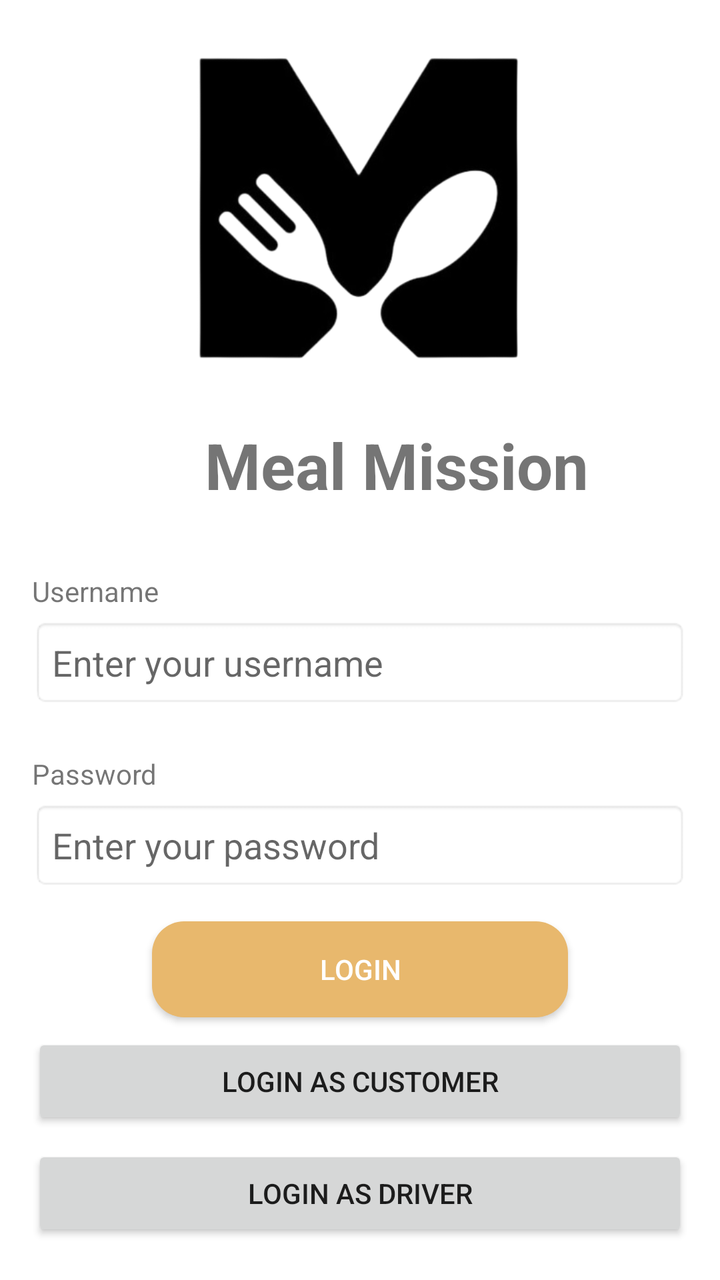
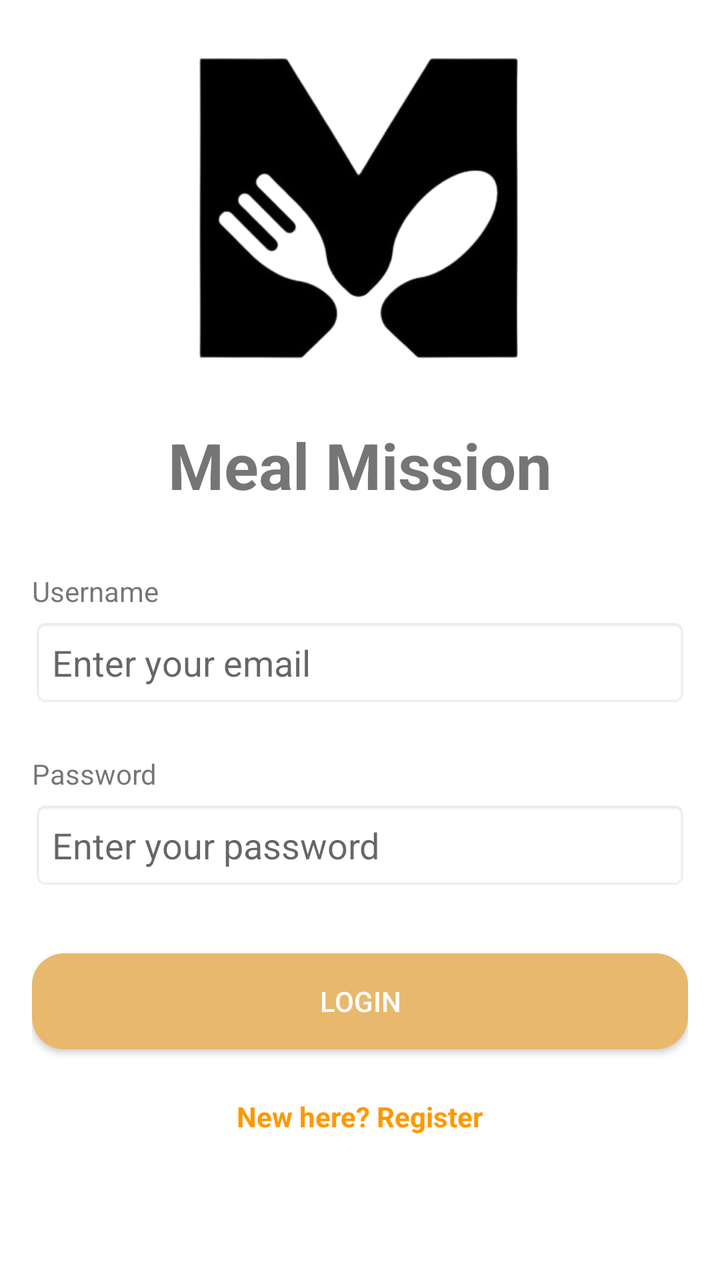

The first picture is an Android layout as it rendered before a commit; the second is the same layout after the commit. The layout source and the unified diff follow.
<!-- AndroidManifest.xml: activity theme Theme.AppCompat.Light.NoActionBar -->
<!-- res/layout/activity_login.xml -->
<?xml version="1.0" encoding="utf-8"?>
<LinearLayout xmlns:android="http://schemas.android.com/apk/res/android"
    android:layout_width="match_parent"
    android:layout_height="match_parent"
    android:orientation="vertical"
    android:padding="16dp"
    android:background="#FFFFFF"> 

    
    <ImageView
        android:id="@+id/logo_image"
        android:layout_width="179dp"
        android:layout_height="179dp"
        android:layout_gravity="center"
        android:layout_marginBottom="16dp"
        android:contentDescription="Logo"
        android:src="@drawable/logo" />

    
    <TextView
        android:id="@+id/meal_mission_label"
        android:layout_width="365dp"
        android:layout_height="wrap_content"
        android:layout_marginBottom="24dp"
        android:fontFamily="sans-serif"
        android:gravity="center"
        android:text="Meal Mission"
        android:textSize="32sp"
        android:textStyle="bold" />

    
    <TextView
        android:layout_width="match_parent"
        android:layout_height="wrap_content"
        android:text="Username"
        android:fontFamily="sans-serif"
        android:layout_marginTop="8dp"
        android:layout_marginBottom="4dp"/>

    
    <EditText
        android:id="@+id/username"
        android:layout_width="match_parent"
        android:layout_height="wrap_content"
        android:hint="Enter your username"
        android:fontFamily="sans-serif"
        android:padding="10dp"
        android:layout_marginBottom="16dp"
        android:background="@android:drawable/editbox_background" />

    
    <TextView
        android:layout_width="match_parent"
        android:layout_height="wrap_content"
        android:text="Password"
        android:fontFamily="sans-serif"
        android:layout_marginTop="8dp"
        android:layout_marginBottom="4dp" />

    
    <EditText
        android:id="@+id/password"
        android:layout_width="match_parent"
        android:layout_height="wrap_content"
        android:hint="Enter your password"
        android:inputType="textPassword"
        android:fontFamily="sans-serif"
        android:padding="10dp"
        android:layout_marginBottom="16dp"
        android:background="@android:drawable/editbox_background" />

    
    <Button
        android:id="@+id/login_button"
        android:layout_width="match_parent"
        android:layout_height="wrap_content"
        android:text="Login"
        android:layout_gravity="center_horizontal"
        android:layout_marginHorizontal="60dp"
        android:background="@drawable/rounded_button"
        android:textColor="#FFFFFF"
        android:padding="12dp"
    />
    <Button
        android:id="@+id/customer_login_button"
        android:layout_width="match_parent"
        android:layout_height="wrap_content"
        android:text="Login as Customer"
        android:layout_marginTop="8dp" />

    <Button
        android:id="@+id/driver_login_button"
        android:layout_width="match_parent"
        android:layout_height="wrap_content"
        android:text="Login as Driver"
        android:layout_marginTop="8dp" />

    <Button
        android:id="@+id/restaurant_login_button"
        android:layout_width="match_parent"
        android:layout_height="wrap_content"
        android:text="Login as Restaurant"
        android:layout_marginTop="8dp" />


</LinearLayout>
<!-- resources referenced by this layout -->
<resources>
  <!-- drawable logo: png bitmap (drawable, 43992 bytes) -->
  <!-- drawable rounded_button (drawable) -->
  <?xml version="1.0" encoding="utf-8"?>
  <shape xmlns:android="http://schemas.android.com/apk/res/android">
      <corners android:radius="16dp" />
      <solid android:color="#E8B86D" />
  </shape>
</resources>

<!-- the commit's change to res/layout/activity_login.xml (unified diff, before → after) -->
@@ -4,7 +4,7 @@
     android:layout_height="match_parent"
     android:orientation="vertical"
     android:padding="16dp"
-    android:background="#FFFFFF"> 
+    android:background="#FFFFFF">
 
     
     <ImageView
@@ -19,14 +19,14 @@
     
     <TextView
         android:id="@+id/meal_mission_label"
-        android:layout_width="365dp"
+        android:layout_width="match_parent"
         android:layout_height="wrap_content"
-        android:layout_marginBottom="24dp"
         android:fontFamily="sans-serif"
         android:gravity="center"
         android:text="Meal Mission"
         android:textSize="32sp"
-        android:textStyle="bold" />
+        android:textStyle="bold"
+        android:layout_marginBottom="24dp" />
 
     
     <TextView
@@ -35,14 +35,13 @@
         android:text="Username"
         android:fontFamily="sans-serif"
         android:layout_marginTop="8dp"
-        android:layout_marginBottom="4dp"/>
+        android:layout_marginBottom="4dp" />
 
-    
     <EditText
         android:id="@+id/username"
         android:layout_width="match_parent"
         android:layout_height="wrap_content"
-        android:hint="Enter your username"
+        android:hint="Enter your email"
         android:fontFamily="sans-serif"
         android:padding="10dp"
         android:layout_marginBottom="16dp"
@@ -57,7 +56,6 @@
         android:layout_marginTop="8dp"
         android:layout_marginBottom="4dp" />
 
-    
     <EditText
         android:id="@+id/password"
         android:layout_width="match_parent"
@@ -76,31 +74,45 @@
         android:layout_height="wrap_content"
         android:text="Login"
         android:layout_gravity="center_horizontal"
-        android:layout_marginHorizontal="60dp"
         android:background="@drawable/rounded_button"
         android:textColor="#FFFFFF"
         android:padding="12dp"
-    />
+        android:layout_marginTop="16dp" />
+
+    
     <Button
         android:id="@+id/customer_login_button"
         android:layout_width="match_parent"
         android:layout_height="wrap_content"
         android:text="Login as Customer"
-        android:layout_marginTop="8dp" />
+        android:layout_marginTop="8dp"
+        android:visibility="gone" />
 
     <Button
         android:id="@+id/driver_login_button"
         android:layout_width="match_parent"
         android:layout_height="wrap_content"
         android:text="Login as Driver"
-        android:layout_marginTop="8dp" />
+        android:layout_marginTop="8dp"
+        android:visibility="gone" />
 
     <Button
         android:id="@+id/restaurant_login_button"
         android:layout_width="match_parent"
         android:layout_height="wrap_content"
         android:text="Login as Restaurant"
-        android:layout_marginTop="8dp" />
+        android:layout_marginTop="8dp"
+        android:visibility="gone" />
 
-
+    
+    <TextView
+        android:id="@+id/register_link"
+        android:layout_width="wrap_content"
+        android:layout_height="wrap_content"
+        android:text="New here? Register"
+        android:textColor="@color/linkColor"
+        android:textStyle="bold"
+        android:layout_marginTop="24dp"
+        android:gravity="center"
+        android:layout_gravity="center_horizontal" />
 </LinearLayout>
<!-- resource entries referenced after the edit -->
@@ -1,5 +1,6 @@
 <!-- resources referenced by this layout -->
 <resources>
+  <color name="linkColor">#FF9800</color>
   <!-- drawable logo: png bitmap (drawable, 43992 bytes) -->
   <!-- drawable rounded_button (drawable) -->
   <?xml version="1.0" encoding="utf-8"?>
